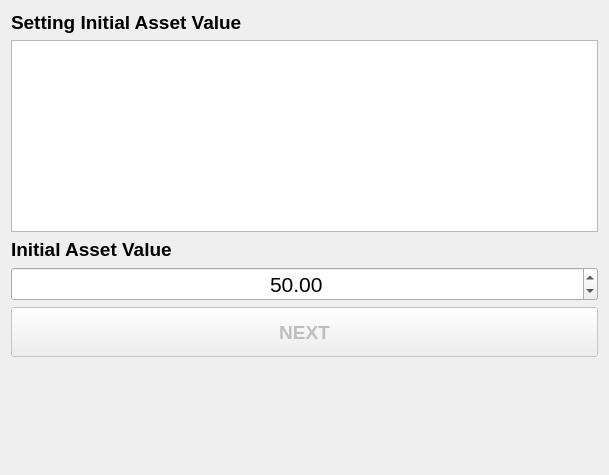
First picture: the form in ui/dialog.ui, repository alfa-ryano/Brownian, before the edit.
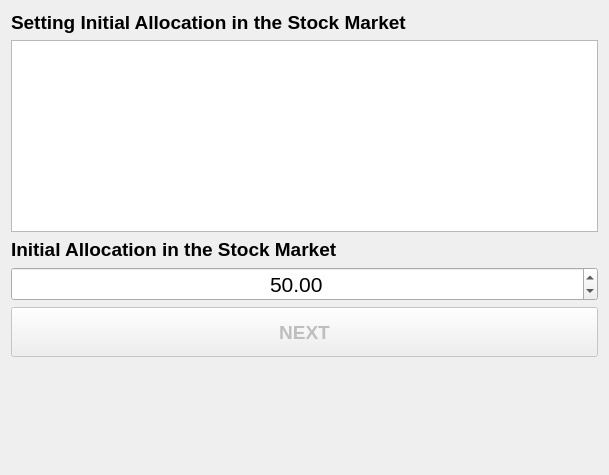
Second picture: the form after the edit.

Patch:
```diff
--- a/ui/dialog.ui
+++ b/ui/dialog.ui
@@ -26,7 +26,7 @@
         </font>
        </property>
        <property name="text">
-        <string>Setting Initial Asset Value</string>
+        <string>Setting Initial Allocation in the Stock Market</string>
        </property>
       </widget>
      </item>
@@ -47,7 +47,7 @@
         </font>
        </property>
        <property name="text">
-        <string>Initial Asset Value</string>
+        <string>Initial Allocation in the Stock Market</string>
        </property>
       </widget>
      </item>
```
